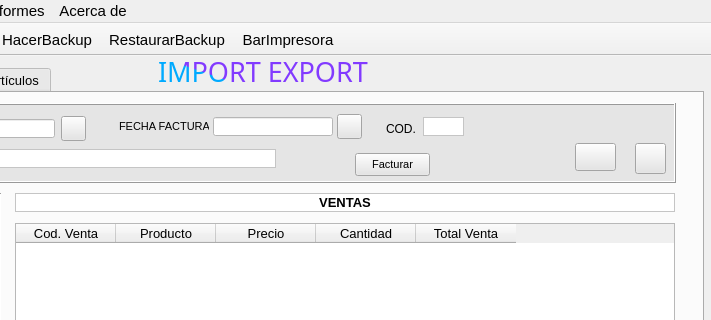
This is prueba.ui in solglez/gonzalezescolar as Qt 5 draws it before an edit; both pictures show x 192 to 903 and y 0 to 320 of the 903 by 661 pixel window. The edited form follows.
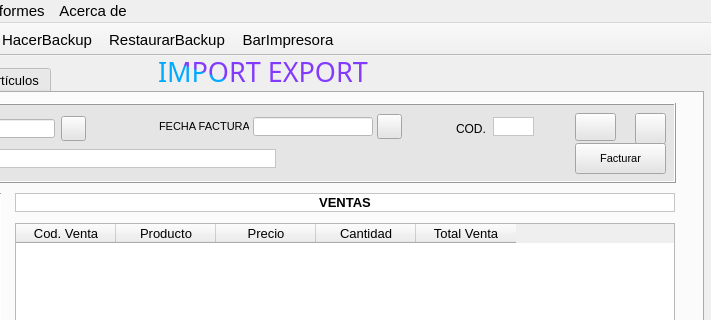
This is the edited form. Icons and pictures are not drawn.

Diff of the .ui file:
```diff
--- a/prueba.ui
+++ b/prueba.ui
@@ -1476,7 +1476,7 @@
       <widget class="QWidget" name="horizontalLayoutWidget_13">
        <property name="geometry">
         <rect>
-         <x>280</x>
+         <x>320</x>
          <y>10</y>
          <width>251</width>
          <height>27</height>
@@ -1606,25 +1606,37 @@
       <widget class="QPushButton" name="btnFacturar">
        <property name="geometry">
         <rect>
-         <x>520</x>
-         <y>50</y>
-         <width>75</width>
-         <height>23</height>
+         <x>740</x>
+         <y>40</y>
+         <width>91</width>
+         <height>31</height>
         </rect>
        </property>
        <property name="font">
         <font>
          <pointsize>8</pointsize>
+         <weight>50</weight>
+         <bold>false</bold>
         </font>
        </property>
        <property name="text">
         <string>Facturar</string>
        </property>
+       <property name="icon">
+        <iconset>
+         <normaloff>img/factura.png</normaloff>img/factura.png</iconset>
+       </property>
+       <property name="iconSize">
+        <size>
+         <width>25</width>
+         <height>25</height>
+        </size>
+       </property>
       </widget>
       <widget class="QWidget" name="horizontalLayoutWidget_15">
        <property name="geometry">
         <rect>
-         <x>550</x>
+         <x>620</x>
          <y>10</y>
          <width>81</width>
          <height>27</height>
@@ -1675,7 +1687,7 @@
        <property name="geometry">
         <rect>
          <x>800</x>
-         <y>40</y>
+         <y>10</y>
          <width>31</width>
          <height>31</height>
         </rect>
@@ -1692,7 +1704,7 @@
        <property name="geometry">
         <rect>
          <x>740</x>
-         <y>40</y>
+         <y>10</y>
          <width>41</width>
          <height>28</height>
         </rect>
```
Left out of the diff: 8 changed lines with no effect on the pictures.
